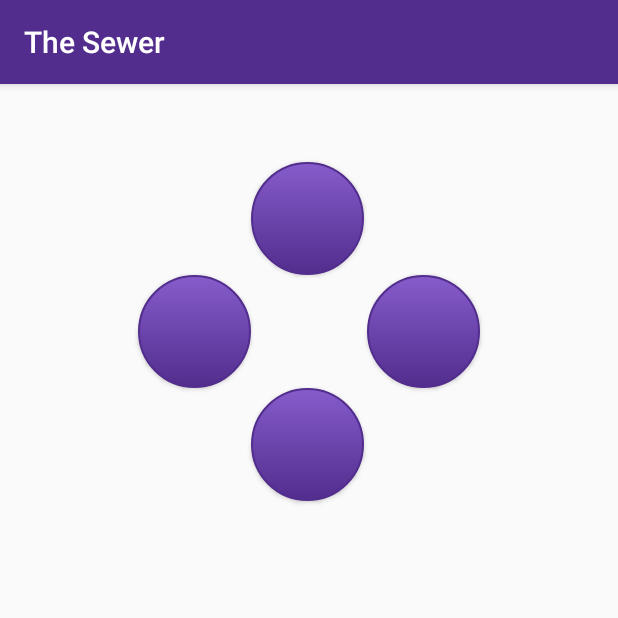
After one commit to Ramon-Morales/SeniorDesignApp, an Android app: the ControlActivity screen opened directly, with no data from a screen before it, on a phone screen of 412 x 824 dp, the top half of it. The commit adds this screen. Run offline under Robolectric (Android 15) with nearby library versions, the phone set to English and light mode, and no system bars.

Commit message:
Created home screen and manual control screen

```diff
--- a/app/src/main/AndroidManifest.xml
+++ b/app/src/main/AndroidManifest.xml
@@ -9,6 +9,8 @@
         android:roundIcon="@mipmap/ic_launcher_round"
         android:supportsRtl="true"
         android:theme="@style/AppTheme">
+        <activity android:name=".HomeActivity"></activity>
+        <activity android:name=".ControlActivity" />
         <activity
             android:name=".ui.login.LoginActivity"
             android:label="@string/title_activity_login">
--- /dev/null
+++ b/app/src/main/java/com/example/seniordesign4/ControlActivity.java
@@ -0,0 +1,35 @@
+package com.example.seniordesign4;
+
+import androidx.appcompat.app.AppCompatActivity;
+import android.view.View;
+import android.widget.TextView;
+import android.content.Intent;
+import android.os.Bundle;
+
+public class ControlActivity extends AppCompatActivity {
+
+    private TextView movementInfo;
+
+    @Override
+    protected void onCreate(Bundle savedInstanceState) {
+        super.onCreate(savedInstanceState);
+        setContentView(R.layout.activity_control);
+         movementInfo = (TextView) findViewById(R.id.movementInfo);
+    }
+
+    public void Left(View view) {
+        movementInfo.setText("Left");
+    }
+
+    public void Right(View view) {
+        movementInfo.setText("Right");
+    }
+
+    public void Up(View view) {
+        movementInfo.setText("Up");
+    }
+
+    public void Down(View view) {
+        movementInfo.setText("Down");
+    }
+}
--- /dev/null
+++ b/app/src/main/res/drawable/button_round.xml
@@ -0,0 +1,24 @@
+<?xml version="1.0" encoding="utf-8"?>
+<selector xmlns:android="http://schemas.android.com/apk/res/android" >
+    <item android:state_pressed="true" >
+        <shape android:shape="oval"  >
+            <corners android:radius="3dip" />
+            <stroke android:width="1dip" android:color="#522d8d" />
+            <gradient  android:angle="-90"  android:startColor="#331D58" android:endColor="#865CCB"  />
+        </shape>
+    </item>
+    <item android:state_focused="true">
+        <shape android:shape="oval"  >
+            <corners android:radius="3dip" />
+            <stroke android:width="1dip" android:color="#522d8d" />
+            <solid  android:color="#522d8d"/>
+        </shape>
+    </item>
+    <item >
+        <shape android:shape="oval"  >
+            <corners android:radius="3dip" />
+            <stroke android:width="1dip" android:color="#522d8d" />
+            <gradient  android:angle="-90"  android:startColor="#865CCB" android:endColor="#522D8D" />
+        </shape>
+    </item>
+</selector>
--- /dev/null
+++ b/app/src/main/res/layout/activity_control.xml
@@ -0,0 +1,73 @@
+<?xml version="1.0" encoding="utf-8"?>
+<androidx.constraintlayout.widget.ConstraintLayout xmlns:android="http://schemas.android.com/apk/res/android"
+    xmlns:app="http://schemas.android.com/apk/res-auto"
+    xmlns:tools="http://schemas.android.com/tools"
+    android:layout_width="match_parent"
+    android:layout_height="match_parent"
+    tools:context=".ControlActivity">
+
+    <Button
+        android:id="@+id/right_button"
+        android:layout_width="75dp"
+        android:layout_height="75dp"
+        android:layout_marginTop="75dp"
+        android:background="@drawable/button_round"
+        android:onClick="Right"
+        android:padding="15dp"
+        app:layout_constraintEnd_toEndOf="parent"
+        app:layout_constraintHorizontal_bias="0.497"
+        app:layout_constraintStart_toStartOf="parent"
+        app:layout_constraintTop_toBottomOf="@+id/left_button" />
+
+    <Button
+        android:id="@+id/down_button"
+        android:layout_width="75dp"
+        android:layout_height="75dp"
+        android:layout_marginStart="92dp"
+        android:layout_marginLeft="92dp"
+        android:background="@drawable/button_round"
+        android:onClick="Down"
+        android:padding="15dp"
+        app:layout_constraintStart_toStartOf="parent"
+        app:layout_constraintTop_toBottomOf="@+id/left_button" />
+
+    <Button
+        android:id="@+id/up_button"
+        android:layout_width="75dp"
+        android:layout_height="75dp"
+        android:layout_marginEnd="92dp"
+        android:layout_marginRight="92dp"
+        android:background="@drawable/button_round"
+        android:onClick="Up"
+        android:padding="15dp"
+        app:layout_constraintEnd_toEndOf="parent"
+        app:layout_constraintTop_toBottomOf="@+id/left_button" />
+
+    <Button
+        android:id="@+id/left_button"
+        android:layout_width="75dp"
+        android:layout_height="75dp"
+        android:layout_marginTop="52dp"
+        android:background="@drawable/button_round"
+        android:onClick="Left"
+        android:padding="15dp"
+        app:layout_constraintEnd_toEndOf="parent"
+        app:layout_constraintHorizontal_bias="0.497"
+        app:layout_constraintStart_toStartOf="parent"
+        app:layout_constraintTop_toTopOf="parent" />
+
+    <TextView
+        android:id="@+id/movementInfo"
+        android:layout_width="0dp"
+        android:layout_height="wrap_content"
+        android:layout_marginStart="24dp"
+        android:layout_marginLeft="24dp"
+        android:layout_marginEnd="24dp"
+        android:layout_marginRight="24dp"
+        android:layout_marginBottom="60dp"
+        app:layout_constraintBottom_toBottomOf="parent"
+        app:layout_constraintEnd_toEndOf="parent"
+        app:layout_constraintStart_toStartOf="parent" />
+
+
+</androidx.constraintlayout.widget.ConstraintLayout>
--- a/app/src/main/res/layout/activity_login.xml
+++ b/app/src/main/res/layout/activity_login.xml
@@ -75,4 +75,5 @@
         app:layout_constraintStart_toStartOf="@+id/password"
         app:layout_constraintTop_toTopOf="parent"
         app:layout_constraintVertical_bias="0.3" />
+
 </androidx.constraintlayout.widget.ConstraintLayout>
--- a/app/src/main/res/values/strings.xml
+++ b/app/src/main/res/values/strings.xml
@@ -12,4 +12,6 @@
     <string name="invalid_username">Not a valid username</string>
     <string name="invalid_password">Password must be >5 characters</string>
     <string name="login_failed">"Login failed"</string>
+    <string name="connect_robot">"Connect to Robot"</string>
+    <string name="control_robot">"Control Robot"</string>
 </resources>
```
Also changed, not shown: app/src/main/java/com/example/seniordesign4/HomeActivity.java (added, +28 -0 lines), app/src/main/java/com/example/seniordesign4/ui/login/LoginActivity.java (+5 -3 lines), app/src/main/res/layout/activity_home.xml (added, +35 -0 lines), 43 other files.
